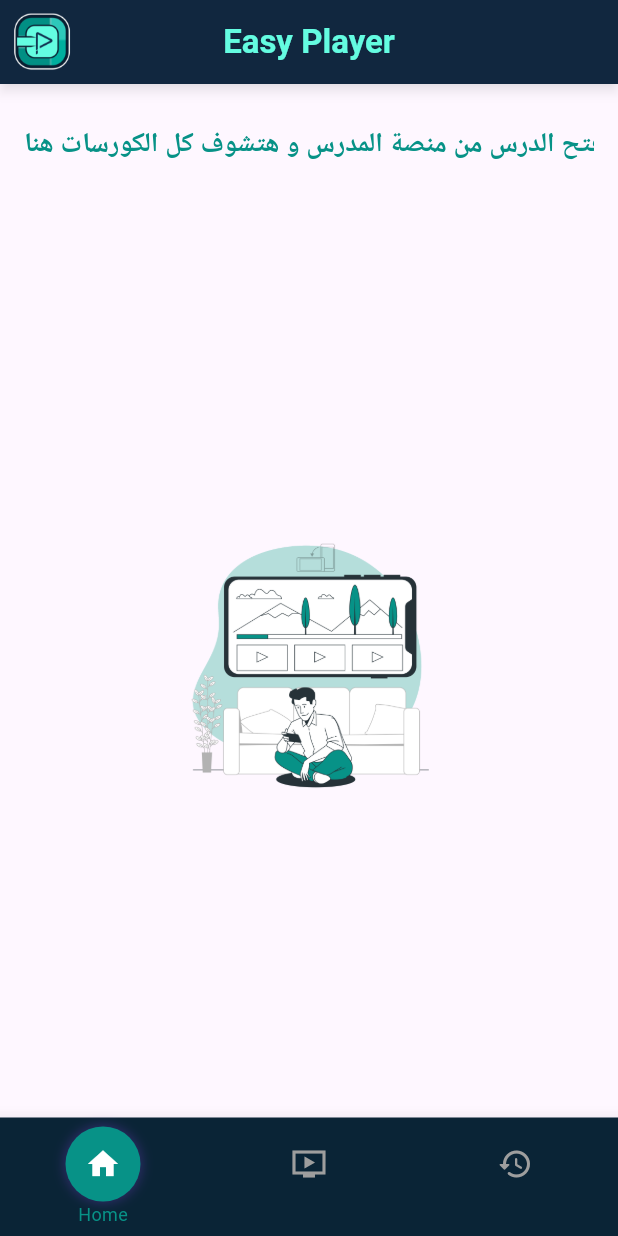
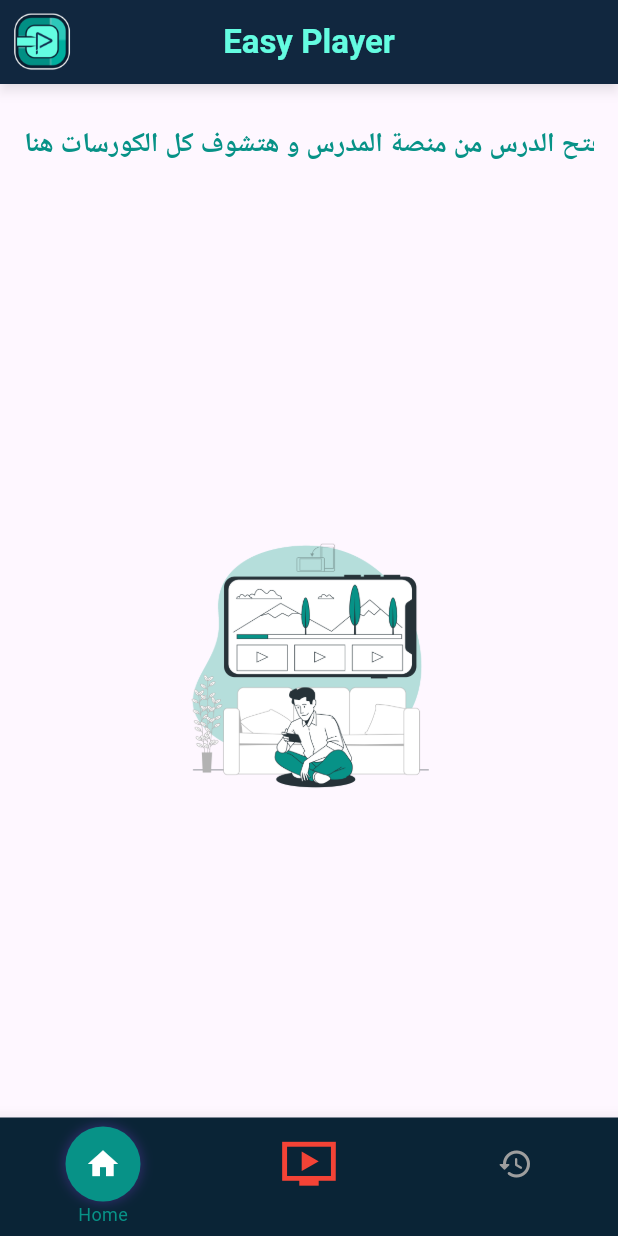
Before and after one commit to omar3b5ale2/Easy-Tech-Player, a Flutter app: the screen it shows after launch, on a phone screen of 412 x 824 dp. Run offline on Flutter 3.47's test engine with Material 3 defaults, Android fonts, the phone set to English and light mode, and no system bars; drawn by our look-alikes of marquee; our stand-ins replace app_links, flutter_bloc, get_it, go_router, responsive_framework, sqflite and 1 more; missing offline and left inert: encrypt, media_kit, media_kit_video, screen_protector; accounts and stored records are empty; network calls fail; Roboto replaces fonts that are missing (Cairo).

Commit message:
change style of bottom nav bar

```diff
--- a/lib/widgets/body/bottom_navigation_bar_widget.dart
+++ b/lib/widgets/body/bottom_navigation_bar_widget.dart
@@ -1,137 +1,3 @@
-// import 'package:flutter/material.dart';
-// import 'package:flutter_bloc/flutter_bloc.dart';
-//
-// import '../managers/cubit/navigation_cubit.dart';
-//
-// class BottomNavigationBarWidget extends StatelessWidget {
-//   const BottomNavigationBarWidget({super.key});
-//   @override
-//   Widget build(BuildContext context) {
-//     return BlocBuilder<NavigationCubit, int>(
-//       builder: (context, state) {
-//         return BottomNavigationBar(
-//           backgroundColor: Colors.white,
-//           currentIndex: state,
-//           onTap: (index) {
-//             context.read<NavigationCubit>().changeTab(index);
-//           },
-//           items:  [
-//             _buildBottomNavigationBarItem(Icons.home_filled, "Home", 0, state),
-//             _buildBottomNavigationBarItem(Icons.ondemand_video_sharp, "Player", 1, state),
-//             _buildBottomNavigationBarItem(Icons.history_edu, "History", 2, state),
-//           ],
-//         );
-//       },
-//     );
-//   }
-//   BottomNavigationBarItem _buildBottomNavigationBarItem(IconData icon,
-//       String label, int index,int currentState) {
-//     return BottomNavigationBarItem(
-//       icon: currentState == index
-//           ? Container(
-//         width: 40,
-//         height: 40,
-//         decoration: const BoxDecoration(
-//           color: Colors.deepPurple,
-//           shape: BoxShape.circle,
-//         ),
-//         child: Icon(
-//           icon,
-//           color: Colors.white,
-//         ),
-//       )
-//           : Icon(icon, color: Colors.grey),
-//       label: label,
-//
-//     );
-//   }
-// }
-//
-// import 'package:flutter/material.dart';
-// import 'package:flutter_bloc/flutter_bloc.dart';
-//
-// import '../../managers/cubit/navigation_cubit.dart';
-//
-// class BottomNavigationBarWidget extends StatelessWidget {
-//   const BottomNavigationBarWidget({super.key});
-//
-//   @override
-//   Widget build(BuildContext context) {
-//     return BlocBuilder<NavigationCubit, int>(
-//       builder: (context, state) {
-//         return BottomNavigationBar(
-//           backgroundColor: Colors.white,
-//           currentIndex: state,
-//           onTap: (index) {
-//             context.read<NavigationCubit>().changeTab(index);
-//           },
-//           type: BottomNavigationBarType.fixed, // Ensures fixed tabs
-//           elevation: 10, // Adds slight shadow for better visibility
-//           selectedFontSize: 12, // Font size for selected items
-//           unselectedFontSize: 11, // Font size for unselected items
-//           items: [
-//             _buildBottomNavigationBarItem(
-//               icon: Icons.home_filled,
-//               label: "Home",
-//               index: 0,
-//               currentState: state,
-//             ),
-//             _buildBottomNavigationBarItem(
-//               icon: Icons.ondemand_video_sharp,
-//               label: "Player",
-//               index: 1,
-//               currentState: state,
-//             ),
-//             _buildBottomNavigationBarItem(
-//               icon: Icons.history_edu,
-//               label: "History",
-//               index: 2,
-//               currentState: state,
-//             ),
-//           ],
-//         );
-//       },
-//     );
-//   }
-//
-//   BottomNavigationBarItem _buildBottomNavigationBarItem({
-//     required IconData icon,
-//     required String label,
-//     required int index,
-//     required int currentState,
-//   }) {
-//     final bool isSelected = currentState == index;
-//     return BottomNavigationBarItem(
-//       icon: isSelected
-//           ? Container(
-//         width: 50,
-//         height: 50,
-//         decoration: BoxDecoration(
-//           color: Colors.deepPurple,
-//           shape: BoxShape.circle,
-//           boxShadow: [
-//             BoxShadow(
-//               color: Colors.deepPurple.withOpacity(0.4),
-//               spreadRadius: 1,
-//               blurRadius: 6,
-//             ),
-//           ],
-//         ),
-//         child: Icon(
-//           icon,
-//           color: Colors.white,
-//           size: 24,
-//         ),
-//       )
-//           : Icon(
-//         icon,
-//         color: Colors.grey,
-//         size: 24,
-//       ),
-//       label: label,
-//     );
-//   }
-// }
 import 'package:flutter/material.dart';
 import 'package:flutter_bloc/flutter_bloc.dart';
 import 'package:responsive_framework/responsive_framework.dart';
@@ -184,13 +50,15 @@
                 index: 0,
                 currentState: state,
                 iconSize: iconSize,
+                color: Colors.grey
             ),
             _buildBottomNavigationBarItem(
                 icon: Icons.ondemand_video_sharp,
                 label: "Player",
                 index: 1,
                 currentState: state,
-              iconSize: iconSize,
+                iconSize: iconSize+15,
+                color: Colors.red
             ),
             _buildBottomNavigationBarItem(
                 icon: Icons.history_rounded,
@@ -198,6 +66,7 @@
                 index: 2,
                 currentState: state,
                 iconSize: iconSize,
+                color: Colors.grey
             ),
           ],
         );
@@ -211,6 +80,7 @@
     required int index,
     required int currentState,
     required double iconSize,
+    required Color color
   }) {
     final bool isSelected = currentState == index;
     return BottomNavigationBarItem(
@@ -237,10 +107,11 @@
       )
           : Icon(
         icon,
-        color: Colors.grey,
+        color: color,
         size: iconSize, // Adjusted size for responsiveness
       ),
       label: label,
+
     );
   }
 }
```
Lines whose indentation alone changed are shown as unchanged.
